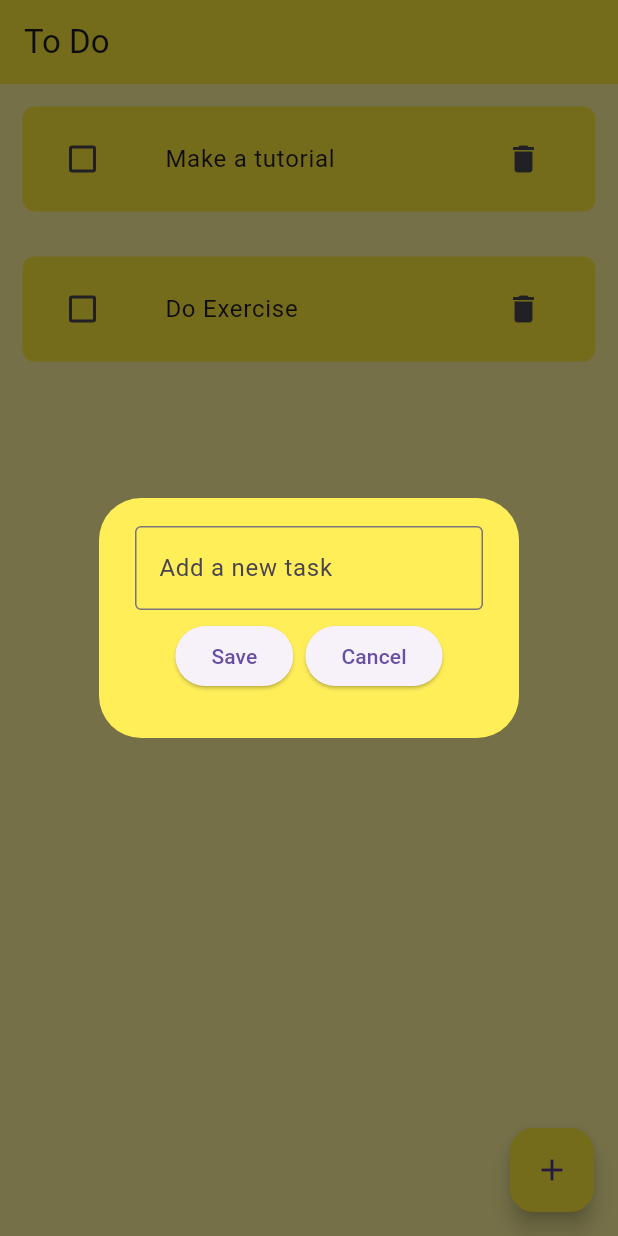
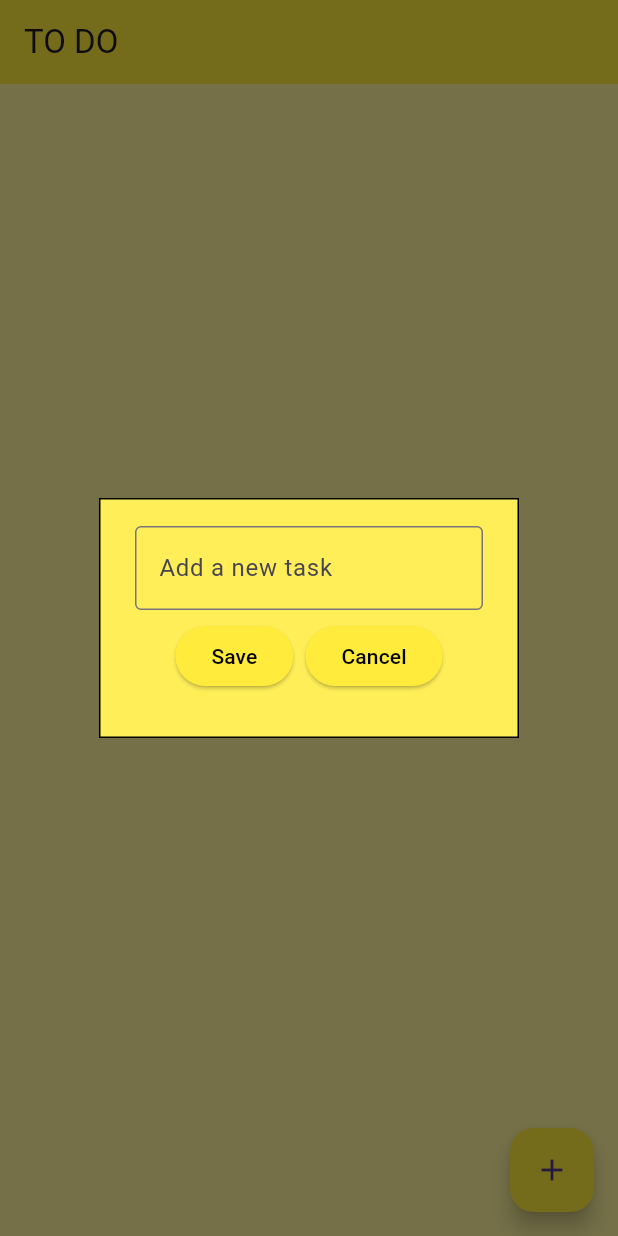
Before and after one commit to DanielLeke/To-Do-App, a Flutter app: the screen it shows after launch, after a tap on the "add" icon, on a phone screen of 412 x 824 dp. Run offline on Flutter 3.47's test engine with Material 3 defaults, Android fonts, the phone set to English and light mode, and no system bars.

Commit message:
Created the dialog box and implemented it in the home_page

```diff
--- a/lib/main.dart
+++ b/lib/main.dart
@@ -17,7 +17,7 @@ class MyApp extends StatelessWidget {
         primaryColor: Colors.yellow,
         primarySwatch: Colors.yellow,
       ),
-      home: HomePage(),
+      home: const HomePage(),
     );
   }
 }
--- a/lib/pages/home_page.dart
+++ b/lib/pages/home_page.dart
@@ -3,25 +3,23 @@ import 'package:my_flutter_project/utilities/dialog_box.dart';
 import 'package:my_flutter_project/utilities/todo_tile.dart';
 
 class HomePage extends StatefulWidget {
-  HomePage({super.key});
+  const HomePage({super.key});
 
   @override
   State<HomePage> createState() => _HomePageState();
 }
 
 class _HomePageState extends State<HomePage> {
-  final List toDoItems = [
-    ["Make a tutorial", false],
-    ["Do Exercise", false],
-  ];
-  final TextEditingController mycontroller = TextEditingController();
+  final List toDoItems = [];
+  final _controller = TextEditingController();
+  final List<dynamic> objectBuilder = List.filled(2, "");
 
   @override
   Widget build(BuildContext context) {
     return Scaffold(
       backgroundColor: Colors.yellow[200],
       appBar: AppBar(
-        title: const Text("To Do"),
+        title: const Text("TO DO"),
         backgroundColor: Colors.yellow,
         elevation: 0,
       ),
@@ -32,10 +30,10 @@ class _HomePageState extends State<HomePage> {
                 context: context,
                 builder: (context) {
                   return DialogBox(
-                    textcontroller: mycontroller,
+                    textcontroller: _controller,
                     saveAction: () {
                       setState(() {
-                        toDoItems.add([mycontroller.text, false]);
+                        toDoItems.add([_controller.text, false]);
                       });
                       Navigator.of(context).pop();
                     },
--- a/lib/utilities/dialog_box.dart
+++ b/lib/utilities/dialog_box.dart
@@ -14,6 +14,7 @@ class DialogBox extends StatelessWidget {
   @override
   Widget build(BuildContext context) {
     return AlertDialog(
+      shape: Border.all(),
       backgroundColor: Colors.yellow[400],
       content: Container(
         height: 120,
@@ -30,11 +31,28 @@ class DialogBox extends StatelessWidget {
             child: Row(
               mainAxisAlignment: MainAxisAlignment.center,
               children: [
-                ElevatedButton(onPressed: saveAction, child: const Text("Save")),
+                ElevatedButton(
+                  onPressed: saveAction,
+                  style: ButtonStyle(
+                    backgroundColor: MaterialStateColor.resolveWith(
+                        (states) => Colors.yellow),
+                    foregroundColor: MaterialStateColor.resolveWith(
+                        (states) => Colors.black),
+                  ),
+                  child: const Text("Save"),
+                ),
                 const SizedBox(
                   width: 8,
                 ),
-                ElevatedButton(onPressed: cancelAction, child: const Text("Cancel")),
+                ElevatedButton(
+                  onPressed: cancelAction,
+                  style: ButtonStyle(
+                      backgroundColor: MaterialStateColor.resolveWith(
+                          (states) => Colors.yellow),
+                      foregroundColor: MaterialStateColor.resolveWith(
+                          (states) => Colors.black)),
+                  child: const Text("Cancel"),
+                ),
               ],
             ),
           )
--- a/lib/utilities/todo_tile.dart
+++ b/lib/utilities/todo_tile.dart
@@ -1,18 +1,18 @@
 import 'package:flutter/material.dart';
 
 class ToDoTile extends StatelessWidget {
-  const ToDoTile(
-      {super.key,
-      required this.value,
-      required this.onChanged,
-      required this.title,
-      required this.deleteAction,
-      });
+  const ToDoTile({
+    Key? key,
+    required this.value,
+    required this.onChanged,
+    required this.title,
+    required this.deleteAction,
+  }) : super(key: key);
 
-  final value;
-  final Function(bool?)? onChanged;
-  final title;
-  final Function()? deleteAction;
+  final bool value;
+  final ValueChanged<bool?>? onChanged;
+  final String title;
+  final VoidCallback? deleteAction;
 
   @override
   Widget build(BuildContext context) {
@@ -33,13 +33,14 @@ class ToDoTile extends StatelessWidget {
           child: Text(
             title,
             style: TextStyle(
-                decoration: value == true
-                    ? TextDecoration.lineThrough
-                    : TextDecoration.none),
+              decoration: value ? TextDecoration.lineThrough : TextDecoration.none,
+            ),
           ),
         ),
-        trailing:
-            IconButton(onPressed: deleteAction, icon: const Icon(Icons.delete)),
+        trailing: IconButton(
+          onPressed: deleteAction,
+          icon: const Icon(Icons.delete),
+        ),
       ),
     );
   }
--- a/pubspec.yaml
+++ b/pubspec.yaml
@@ -1,5 +1,5 @@
 name: my_flutter_project
-description: "A new Flutter project."
+description: "My flutter projects"
 # The following line prevents the package from being accidentally published to
 # pub.dev using `flutter pub publish`. This is preferred for private packages.
 publish_to: 'none' # Remove this line if you wish to publish to pub.dev
```
